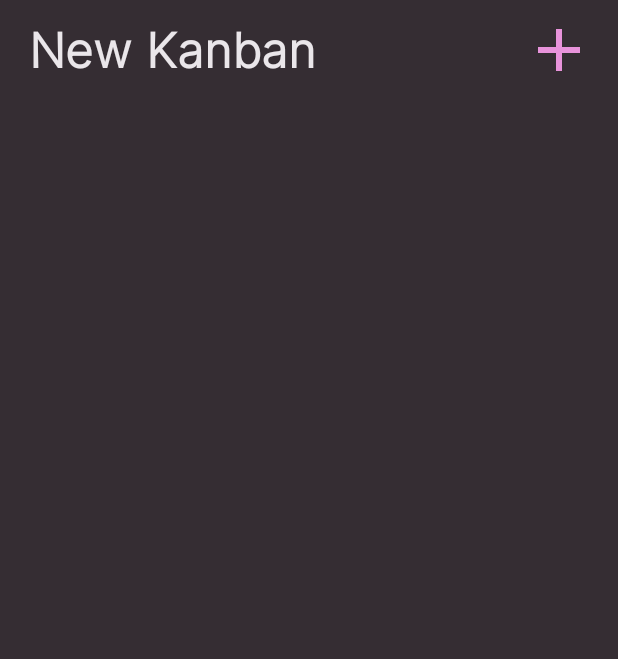
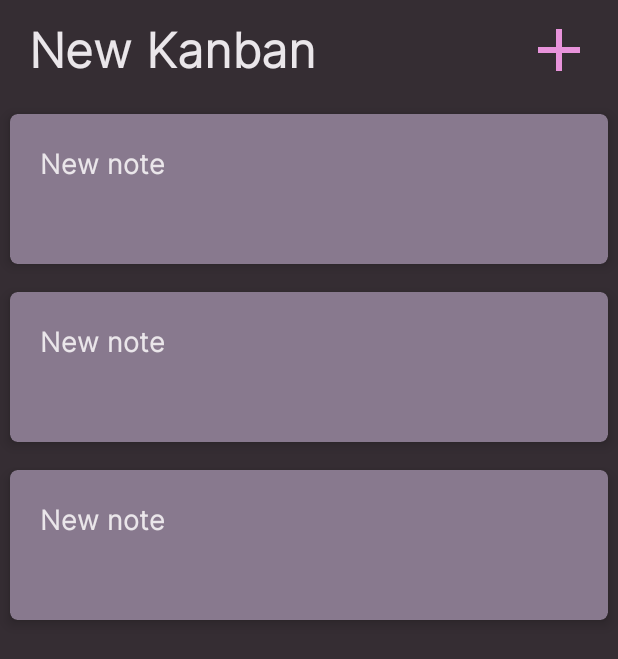
Before and after one commit to AHalic/Katify-Mobile, an Android app: the layout fragment_selected_kanban.xml on its own in the app's theme, with its tools: preview values and no code run, on a phone screen of 412 x 824 dp. Shown: the top 659 px of the screen. Run offline under Robolectric (Android 15) with nearby library versions, the phone set to English and light mode, and no system bars.

Commit message:
:lipstick: updates layouts

```diff
--- a/app/src/main/res/layout/card_kanban.xml
+++ b/app/src/main/res/layout/card_kanban.xml
@@ -18,7 +18,6 @@
             android:layout_width="wrap_content"
             android:layout_height="wrap_content"
             android:textColor="@color/white_900"
-            android:text="@string/kanban_name_default"
             android:fontFamily="@font/inter_light"
             android:textFontWeight="600"
             android:textSize="18sp"
--- a/app/src/main/res/layout/fragment_note.xml
+++ b/app/src/main/res/layout/fragment_note.xml
@@ -1,11 +1,11 @@
 <?xml version="1.0" encoding="utf-8"?>
 <androidx.constraintlayout.widget.ConstraintLayout xmlns:android="http://schemas.android.com/apk/res/android"
+    xmlns:tools="http://schemas.android.com/tools"
     xmlns:app="http://schemas.android.com/apk/res-auto"
-    xmlns:tools="http://schemas.android.com/tools"
     android:layout_width="match_parent"
     android:layout_height="match_parent"
-    tools:context=".view.NoteFragment"
     android:background="@color/pink_gray_900"
+
     >
 
 
@@ -60,7 +60,7 @@
         android:id="@+id/note_text"
         android:layout_width="match_parent"
         android:layout_height="0dp"
-        android:text=""
+        android:text="@string/lorem_ipsum"
         app:layout_constraintTop_toBottomOf="@id/line_note"
         app:layout_constraintBottom_toBottomOf="parent"
         app:layout_constraintStart_toStartOf="parent"
--- a/app/src/main/res/layout/fragment_selected_kanban.xml
+++ b/app/src/main/res/layout/fragment_selected_kanban.xml
@@ -4,6 +4,7 @@
     android:layout_height="match_parent"
     android:background="@color/pink_gray_900"
     xmlns:android="http://schemas.android.com/apk/res/android"
+    xmlns:tools="http://schemas.android.com/tools"
     xmlns:app="http://schemas.android.com/apk/res-auto"
     >
 
@@ -16,7 +17,7 @@
         app:layout_constraintVertical_bias="1"
         app:layout_constraintStart_toStartOf="parent"
         app:layout_constraintEnd_toEndOf="parent"
-        app:layout_constraintBottom_toTopOf="@id/constraint_note_recycle"
+        app:layout_constraintBottom_toTopOf="@id/note_card_list"
         >
 
         <!--    Kanban name (editable)    -->
@@ -70,15 +71,14 @@
 <!--        android:orientation="horizontal" />-->
 
     <!--  Notes recycler view  -->
-    <androidx.constraintlayout.widget.ConstraintLayout
-        android:id="@+id/constraint_note_recycle"
-        android:layout_width="match_parent"
-        android:layout_height="wrap_content"
-        app:layout_constraintTop_toBottomOf="@id/selected_kanban_back_constraint"
-        app:layout_constraintStart_toStartOf="parent"
-        app:layout_constraintEnd_toEndOf="parent"
-        android:padding="15dp"
-        >
-        <include layout="@layout/note_content_view" />
-    </androidx.constraintlayout.widget.ConstraintLayout>
+
+        <androidx.recyclerview.widget.RecyclerView
+            android:id="@+id/note_card_list"
+            android:layout_width="match_parent"
+            android:layout_height="wrap_content"
+            app:layout_constraintTop_toBottomOf="@id/selected_kanban_back_constraint"
+            app:layout_constraintStart_toStartOf="parent"
+            app:layout_constraintEnd_toEndOf="parent"
+            tools:listitem="@layout/card_note">
+        </androidx.recyclerview.widget.RecyclerView>
 </androidx.constraintlayout.widget.ConstraintLayout>
--- a/app/src/main/res/layout/note_content_view.xml
+++ b/app/src/main/res/layout/note_content_view.xml
@@ -8,7 +8,7 @@
     >
 
     <androidx.recyclerview.widget.RecyclerView
-        android:id="@+id/kanban_card_list"
+        android:id="@+id/note_card_list"
         android:layout_width="match_parent"
         android:layout_height="wrap_content"
         tools:listitem="@layout/card_note">
```
